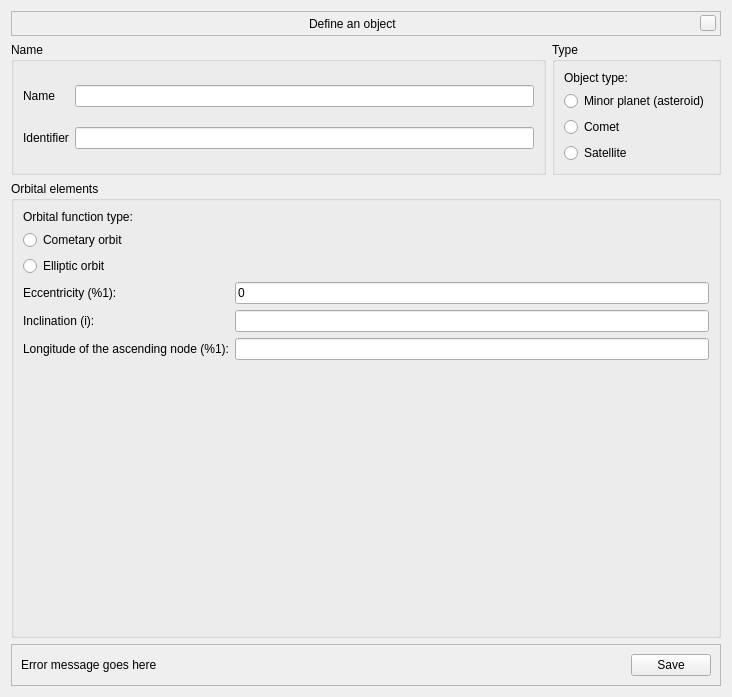
First picture: the form in plugins/CometsAsteroidsImporter/src/gui/manualImportWindow.ui, repository 519984307/stellarium_src, before the edit.
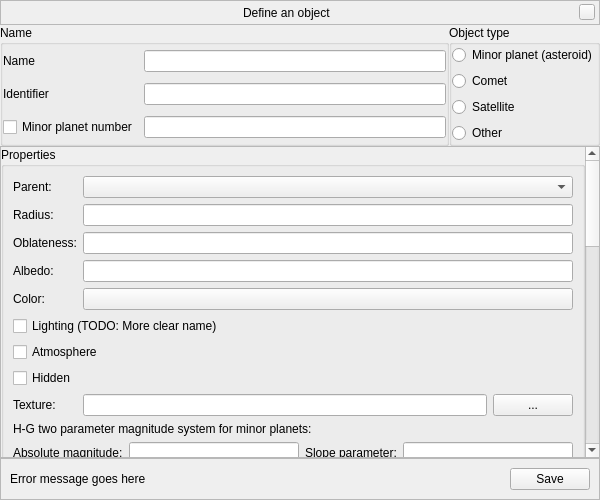
Second picture: the form after the edit. Custom widgets are drawn as their Qt base class.

Commit message: preliminary and incomplete population of the manual import window with controls

Diff of the .ui file:
```diff
--- a/plugins/CometsAsteroidsImporter/src/gui/manualImportWindow.ui
+++ b/plugins/CometsAsteroidsImporter/src/gui/manualImportWindow.ui
@@ -6,11 +6,17 @@
    <rect>
     <x>0</x>
     <y>0</y>
-    <width>732</width>
-    <height>697</height>
+    <width>600</width>
+    <height>500</height>
    </rect>
   </property>
-  <layout class="QGridLayout" name="gridLayout">
+  <layout class="QGridLayout" name="gridLayoutWindow">
+   <property name="margin">
+    <number>0</number>
+   </property>
+   <property name="spacing">
+    <number>0</number>
+   </property>
    <item row="0" column="0" colspan="2">
     <widget class="BarFrame" name="LocationBar">
      <property name="sizePolicy">
@@ -115,7 +121,7 @@
     </widget>
    </item>
    <item row="3" column="0" colspan="2">
-    <widget class="QFrame" name="frame">
+    <widget class="QFrame" name="frameButton">
      <property name="frameShape">
       <enum>QFrame::StyledPanel</enum>
      </property>
@@ -147,39 +153,45 @@
     </widget>
    </item>
    <item row="1" column="1">
-    <widget class="QGroupBox" name="groupBox">
+    <widget class="QGroupBox" name="groupBoxObjectType">
      <property name="title">
-      <string>Type</string>
+      <string>Object type</string>
      </property>
-     <layout class="QVBoxLayout" name="verticalLayout">
+     <property name="alignment">
+      <set>Qt::AlignLeading|Qt::AlignLeft|Qt::AlignTop</set>
+     </property>
+     <layout class="QVBoxLayout" name="verticalLayoutObjectType">
+      <property name="margin">
+       <number>0</number>
+      </property>
       <item>
-       <widget class="QLabel" name="label">
-        <property name="text">
-         <string>Object type:</string>
-        </property>
-       </widget>
-      </item>
-      <item>
-       <widget class="QRadioButton" name="radioButton">
+       <widget class="QRadioButton" name="radioButtonMinorPlanet">
         <property name="text">
          <string>Minor planet (asteroid)</string>
         </property>
        </widget>
       </item>
       <item>
-       <widget class="QRadioButton" name="radioButton_2">
+       <widget class="QRadioButton" name="radioButtonComet">
         <property name="text">
          <string>Comet</string>
         </property>
        </widget>
       </item>
       <item>
-       <widget class="QRadioButton" name="radioButton_3">
+       <widget class="QRadioButton" name="radioButtonSatellite">
         <property name="text">
          <string>Satellite</string>
         </property>
        </widget>
       </item>
+      <item>
+       <widget class="QRadioButton" name="radioButton">
+        <property name="text">
+         <string>Other</string>
+        </property>
+       </widget>
+      </item>
      </layout>
      <zorder>radioButton_2</zorder>
      <zorder>radioButton_3</zorder>
@@ -192,7 +204,13 @@
      <property name="title">
       <string>Name</string>
      </property>
-     <layout class="QGridLayout" name="gridLayout_2">
+     <property name="alignment">
+      <set>Qt::AlignLeading|Qt::AlignLeft|Qt::AlignTop</set>
+     </property>
+     <layout class="QGridLayout" name="gridLayoutName">
+      <property name="margin">
+       <number>0</number>
+      </property>
       <item row="0" column="0">
        <widget class="QLabel" name="labelName">
         <property name="text">
@@ -213,84 +231,486 @@
       <item row="1" column="1">
        <widget class="QLineEdit" name="lineEditIdentifier"/>
       </item>
+      <item row="2" column="0">
+       <widget class="QCheckBox" name="checkBoxMinorPlanetNumber">
+        <property name="text">
+         <string>Minor planet number</string>
+        </property>
+       </widget>
+      </item>
+      <item row="2" column="1">
+       <widget class="QLineEdit" name="lineEditMinorPlanetNumber"/>
+      </item>
      </layout>
     </widget>
    </item>
    <item row="2" column="0" colspan="2">
-    <widget class="QGroupBox" name="groupBoxOrbitalElements">
-     <property name="title">
-      <string>Orbital elements</string>
+    <widget class="QScrollArea" name="scrollArea">
+     <property name="widgetResizable">
+      <bool>true</bool>
      </property>
-     <layout class="QGridLayout" name="gridLayout_3">
-      <item row="0" column="0" colspan="2">
-       <widget class="QLabel" name="label_2">
-        <property name="text">
-         <string>Orbital function type:</string>
-        </property>
-       </widget>
-      </item>
-      <item row="2" column="0" colspan="2">
-       <widget class="QRadioButton" name="radioButton_4">
-        <property name="text">
-         <string>Elliptic orbit</string>
-        </property>
-       </widget>
-      </item>
-      <item row="1" column="0" colspan="2">
-       <widget class="QRadioButton" name="radioButton_5">
-        <property name="text">
-         <string>Cometary orbit</string>
-        </property>
-       </widget>
-      </item>
-      <item row="6" column="0">
-       <spacer name="verticalSpacer">
-        <property name="orientation">
-         <enum>Qt::Vertical</enum>
-        </property>
-        <property name="sizeHint" stdset="0">
-         <size>
-          <width>20</width>
-          <height>40</height>
-         </size>
-        </property>
-       </spacer>
-      </item>
-      <item row="3" column="0">
-       <widget class="QLabel" name="labelEccentricity">
-        <property name="text">
-         <string>Eccentricity (%1):</string>
-        </property>
-       </widget>
-      </item>
-      <item row="3" column="1">
-       <widget class="QLineEdit" name="lineEdit">
-        <property name="text">
-         <string>0</string>
-        </property>
-       </widget>
-      </item>
-      <item row="4" column="0">
-       <widget class="QLabel" name="label_4">
-        <property name="text">
-         <string>Inclination (i):</string>
-        </property>
-       </widget>
-      </item>
-      <item row="4" column="1">
-       <widget class="QLineEdit" name="lineEdit_2"/>
-      </item>
-      <item row="5" column="0">
-       <widget class="QLabel" name="labelLongitudeOfTheAscendingNode">
-        <property name="text">
-         <string>Longitude of the ascending node (%1):</string>
-        </property>
-       </widget>
-      </item>
-      <item row="5" column="1">
-       <widget class="QLineEdit" name="lineEdit_3"/>
-      </item>
-     </layout>
+     <property name="alignment">
+      <set>Qt::AlignLeading|Qt::AlignLeft|Qt::AlignTop</set>
+     </property>
+     <widget class="QWidget" name="scrollAreaWidgetContents">
+      <property name="geometry">
+       <rect>
+        <x>0</x>
+        <y>0</y>
+        <width>582</width>
+        <height>1147</height>
+       </rect>
+      </property>
+      <layout class="QVBoxLayout" name="verticalLayoutScroll">
+       <property name="margin">
+        <number>0</number>
+       </property>
+       <item>
+        <widget class="QGroupBox" name="groupBoxProperties">
+         <property name="title">
+          <string>Properties</string>
+         </property>
+         <layout class="QGridLayout" name="gridLayout_4">
+          <item row="0" column="0">
+           <widget class="QLabel" name="labelParent">
+            <property name="text">
+             <string>Parent:</string>
+            </property>
+           </widget>
+          </item>
+          <item row="0" column="1" colspan="2">
+           <widget class="QComboBox" name="comboBoxParent"/>
+          </item>
+          <item row="1" column="0">
+           <widget class="QLabel" name="labelRadius">
+            <property name="text">
+             <string>Radius:</string>
+            </property>
+           </widget>
+          </item>
+          <item row="1" column="1" colspan="2">
+           <widget class="QLineEdit" name="lineEditRadius"/>
+          </item>
+          <item row="2" column="0">
+           <widget class="QLabel" name="labelOblateness">
+            <property name="text">
+             <string>Oblateness:</string>
+            </property>
+           </widget>
+          </item>
+          <item row="2" column="1" colspan="2">
+           <widget class="QLineEdit" name="lineEditOblateness"/>
+          </item>
+          <item row="3" column="0">
+           <widget class="QLabel" name="labelAlbedo">
+            <property name="text">
+             <string>Albedo:</string>
+            </property>
+           </widget>
+          </item>
+          <item row="3" column="1" colspan="2">
+           <widget class="QLineEdit" name="lineEditAlbedo"/>
+          </item>
+          <item row="4" column="0">
+           <widget class="QLabel" name="labelColor">
+            <property name="text">
+             <string>Color:</string>
+            </property>
+           </widget>
+          </item>
+          <item row="4" column="1" colspan="2">
+           <widget class="QPushButton" name="pushButtonSelectColor"/>
+          </item>
+          <item row="5" column="0" colspan="3">
+           <widget class="QCheckBox" name="checkBoxLighting">
+            <property name="text">
+             <string>Lighting (TODO: More clear name)</string>
+            </property>
+           </widget>
+          </item>
+          <item row="6" column="0" colspan="3">
+           <widget class="QCheckBox" name="checkBoxAtmosphere">
+            <property name="text">
+             <string>Atmosphere</string>
+            </property>
+           </widget>
+          </item>
+          <item row="7" column="0" colspan="3">
+           <widget class="QCheckBox" name="checkBoxHidden">
+            <property name="text">
+             <string>Hidden</string>
+            </property>
+           </widget>
+          </item>
+          <item row="8" column="0">
+           <widget class="QLabel" name="labelTexture">
+            <property name="text">
+             <string>Texture:</string>
+            </property>
+           </widget>
+          </item>
+          <item row="8" column="1">
+           <widget class="QLineEdit" name="lineEditTexture"/>
+          </item>
+          <item row="8" column="2">
+           <widget class="QPushButton" name="pushButtonBrowseTexture">
+            <property name="text">
+             <string>...</string>
+            </property>
+           </widget>
+          </item>
+          <item row="9" column="0" colspan="3">
+           <widget class="QFrame" name="frameMagnitude">
+            <layout class="QGridLayout" name="gridLayoutMagnitude">
+             <property name="margin">
+              <number>0</number>
+             </property>
+             <item row="1" column="0">
+              <widget class="QLabel" name="labelAbsoluteMagnitude">
+               <property name="text">
+                <string>Absolute magnitude:</string>
+               </property>
+              </widget>
+             </item>
+             <item row="1" column="1">
+              <widget class="QLineEdit" name="lineEditAbsoluteMagnitude"/>
+             </item>
+             <item row="1" column="2">
+              <widget class="QLabel" name="labelSlopeParameter">
+               <property name="text">
+                <string>Slope parameter:</string>
+               </property>
+              </widget>
+             </item>
+             <item row="1" column="3">
+              <widget class="QLineEdit" name="lineEditSlopeParameter"/>
+             </item>
+             <item row="2" column="0" colspan="4">
+              <widget class="QPushButton" name="pushButtonCalculateRadius">
+               <property name="text">
+                <string>Calculate the object's radius from the absolute magnitude and the current albedo</string>
+               </property>
+              </widget>
+             </item>
+             <item row="0" column="0" colspan="4">
+              <widget class="QLabel" name="labelMagnitudeSystem">
+               <property name="text">
+                <string>H-G two parameter magnitude system for minor planets:</string>
+               </property>
+              </widget>
+             </item>
+            </layout>
+           </widget>
+          </item>
+         </layout>
+        </widget>
+       </item>
+       <item>
+        <widget class="QGroupBox" name="groupBoxOrbitalElements">
+         <property name="title">
+          <string>Orbital elements</string>
+         </property>
+         <layout class="QGridLayout" name="gridLayoutOrbitalElements">
+          <property name="margin">
+           <number>0</number>
+          </property>
+          <item row="0" column="0" colspan="2">
+           <widget class="QLabel" name="labelOrbitType">
+            <property name="text">
+             <string>Orbital function type:</string>
+            </property>
+           </widget>
+          </item>
+          <item row="1" column="0" colspan="2">
+           <widget class="QRadioButton" name="radioButtonCometaryOrbit">
+            <property name="text">
+             <string>Cometary orbit</string>
+            </property>
+           </widget>
+          </item>
+          <item row="2" column="0" colspan="2">
+           <widget class="QRadioButton" name="radioButtonEllipticOrbit">
+            <property name="text">
+             <string>Elliptic orbit</string>
+            </property>
+           </widget>
+          </item>
+          <item row="4" column="0">
+           <widget class="QLabel" name="labelEccentricity">
+            <property name="text">
+             <string>Eccentricity (%1):</string>
+            </property>
+           </widget>
+          </item>
+          <item row="4" column="1">
+           <widget class="QLineEdit" name="lineEditEccentricity">
+            <property name="text">
+             <string>0</string>
+            </property>
+           </widget>
+          </item>
+          <item row="5" column="0">
+           <widget class="QLabel" name="labelInclination">
+            <property name="text">
+             <string>Inclination (degrees):</string>
+            </property>
+           </widget>
+          </item>
+          <item row="5" column="1">
+           <widget class="QLineEdit" name="lineEditInclination"/>
+          </item>
+          <item row="6" column="0">
+           <widget class="QLabel" name="labelLongitudeOfTheAscendingNode">
+            <property name="text">
+             <string>Longitude of the ascending node %1:</string>
+            </property>
+           </widget>
+          </item>
+          <item row="6" column="1">
+           <widget class="QLineEdit" name="lineEditLongitudeOfTheAscendingNode"/>
+          </item>
+          <item row="7" column="0" colspan="2">
+           <widget class="QFrame" name="framePeriapsis">
+            <layout class="QGridLayout" name="gridLayoutPeriapsis">
+             <property name="margin">
+              <number>0</number>
+             </property>
+             <item row="0" column="0">
+              <widget class="QRadioButton" name="radioButtonArgumentOfPeriapsis">
+               <property name="text">
+                <string>Argument of periapsis %1:</string>
+               </property>
+              </widget>
+             </item>
+             <item row="0" column="1">
+              <widget class="QLineEdit" name="lineEditArgumentOfPeriapsis"/>
+             </item>
+             <item row="1" column="0">
+              <widget class="QRadioButton" name="radioButtonLongitudeOfPeriapsis">
+               <property name="text">
+                <string>Longitude of periapsis %1:</string>
+               </property>
+              </widget>
+             </item>
+             <item row="1" column="1">
+              <widget class="QLineEdit" name="lineEditLongitudeOfPeriapsis"/>
+             </item>
+            </layout>
+           </widget>
+          </item>
+          <item row="8" column="0" colspan="2">
+           <widget class="QFrame" name="frameSemiMajorAxis">
+            <layout class="QGridLayout" name="gridLayoutSemiMajorAxis">
+             <property name="margin">
+              <number>0</number>
+             </property>
+             <item row="0" column="1">
+              <widget class="QLineEdit" name="lineEditSemiMajorAxis"/>
+             </item>
+             <item row="1" column="1">
+              <widget class="QLineEdit" name="lineEditPeriapsisDistance"/>
+             </item>
+             <item row="0" column="0">
+              <widget class="QRadioButton" name="radioButtonSemiMajorAxis">
+               <property name="text">
+                <string>Semi-major axis %1:</string>
+               </property>
+              </widget>
+             </item>
+             <item row="1" column="0">
+              <widget class="QRadioButton" name="radioButtonPeriapsisDistance">
+               <property name="text">
+                <string>Periapsis distance %1:</string>
+               </property>
+              </widget>
+             </item>
+            </layout>
+           </widget>
+          </item>
+          <item row="9" column="0" colspan="2">
+           <widget class="QFrame" name="framePeriod">
+            <layout class="QGridLayout" name="gridLayoutPeriod">
+             <property name="margin">
+              <number>0</number>
+             </property>
+             <item row="0" column="0">
+              <widget class="QCheckBox" name="checkBoxPeriod">
+               <property name="text">
+                <string>Period:</string>
+               </property>
+              </widget>
+             </item>
+             <item row="0" column="1">
+              <widget class="QLineEdit" name="lineEditPeriod"/>
+             </item>
+             <item row="1" column="0">
+              <widget class="QCheckBox" name="checkBoxMeanMotion">
+               <property name="text">
+                <string>Mean motion:</string>
+               </property>
+              </widget>
+             </item>
+             <item row="1" column="1">
+              <widget class="QLineEdit" name="lineEditMeanMotion"/>
+             </item>
+            </layout>
+           </widget>
+          </item>
+          <item row="10" column="0" colspan="2">
+           <widget class="QFrame" name="frameEpoch">
+            <layout class="QGridLayout" name="gridLayoutEpoch">
+             <property name="margin">
+              <number>0</number>
+             </property>
+             <item row="0" column="1">
+              <widget class="QLineEdit" name="lineEditEpoch"/>
+             </item>
+             <item row="1" column="1">
+              <widget class="QLineEdit" name="lineEditTimeOfPeriapsis"/>
+             </item>
+             <item row="1" column="2">
+              <widget class="QDateTimeEdit" name="dateTimeEditTimeOfPeriapsis">
+               <property name="displayFormat">
+                <string notr="true">YYYY-MM-dd HH:mm</string>
+               </property>
+               <property name="calendarPopup">
+                <bool>true</bool>
+               </property>
+              </widget>
+             </item>
+             <item row="0" column="2">
+              <widget class="QDateTimeEdit" name="dateTimeEditEpoch">
+               <property name="displayFormat">
+                <string notr="true">YYYY-MM-dd HH:mm</string>
+               </property>
+               <property name="calendarPopup">
+                <bool>true</bool>
+               </property>
+              </widget>
+             </item>
+             <item row="0" column="0">
+              <widget class="QRadioButton" name="radioButtonEpoch">
+               <property name="text">
+                <string>Epoch:</string>
+               </property>
+              </widget>
+             </item>
+             <item row="1" column="0">
+              <widget class="QRadioButton" name="radioButtonTimeOfPeriapsis">
+               <property name="text">
+                <string>Time of periapsis passage:</string>
+               </property>
+              </widget>
+             </item>
+            </layout>
+           </widget>
+          </item>
+          <item row="11" column="0" colspan="2">
+           <widget class="QFrame" name="frameMeanAnomaly">
+            <layout class="QGridLayout" name="gridLayout_2">
+             <property name="margin">
+              <number>0</number>
+             </property>
+             <item row="1" column="1">
+              <widget class="QLineEdit" name="lineEditMeanAnomaly"/>
+             </item>
+             <item row="2" column="1">
+              <widget class="QLineEdit" name="lineEditMeanLongitude"/>
+             </item>
+             <item row="1" column="0">
+              <widget class="QRadioButton" name="radioButtonMeanAnomaly">
+               <property name="text">
+                <string>Mean anomaly:</string>
+               </property>
+              </widget>
+             </item>
+             <item row="2" column="0">
+              <widget class="QRadioButton" name="radioButtonMeanLongitude">
+               <property name="text">
+                <string>Mean longitude:</string>
+               </property>
+              </widget>
+             </item>
+            </layout>
+           </widget>
+          </item>
+          <item row="3" column="0">
+           <widget class="QRadioButton" name="radioButton_2">
+            <property name="text">
+             <string>Object-specific:</string>
+            </property>
+           </widget>
+          </item>
+          <item row="3" column="1">
+           <widget class="QComboBox" name="comboBox_2"/>
+          </item>
+         </layout>
+        </widget>
+       </item>
+       <item>
+        <widget class="QGroupBox" name="groupBoxRotationalElements">
+         <property name="title">
+          <string>Rotational elements</string>
+         </property>
+         <layout class="QGridLayout" name="gridLayout">
+          <item row="0" column="0">
+           <widget class="QCheckBox" name="checkBoxObliquity">
+            <property name="text">
+             <string>Obliquity</string>
+            </property>
+           </widget>
+          </item>
+         </layout>
+        </widget>
+       </item>
+       <item>
+        <widget class="QGroupBox" name="groupBoxRings">
+         <property name="title">
+          <string>Rings</string>
+         </property>
+         <property name="checkable">
+          <bool>true</bool>
+         </property>
+         <property name="checked">
+          <bool>false</bool>
+         </property>
+         <layout class="QGridLayout" name="gridLayout_3">
+          <item row="0" column="0">
+           <widget class="QLabel" name="labelInnerSize">
+            <property name="text">
+             <string>Inner size:</string>
+            </property>
+           </widget>
+          </item>
+          <item row="1" column="0" colspan="2">
+           <widget class="QLabel" name="labelOuterSize">
+            <property name="text">
+             <string>Outer size:</string>
+            </property>
+           </widget>
+          </item>
+          <item row="2" column="0">
+           <widget class="QLabel" name="labelRingTexture">
+            <property name="text">
+             <string>Texture:</string>
+            </property>
+           </widget>
+          </item>
+          <item row="2" column="1">
+           <widget class="QLineEdit" name="lineEditRingTexture"/>
+          </item>
+          <item row="2" column="2">
+           <widget class="QPushButton" name="pushButtonBrowseRingTexture">
+            <property name="text">
+             <string>...</string>
+            </property>
+           </widget>
+          </item>
+         </layout>
+        </widget>
+       </item>
+      </layout>
+     </widget>
     </widget>
    </item>
   </layout>
```
Left out of the diff: 4 changed lines with no effect on the pictures. The commit also changes 1 other file.
